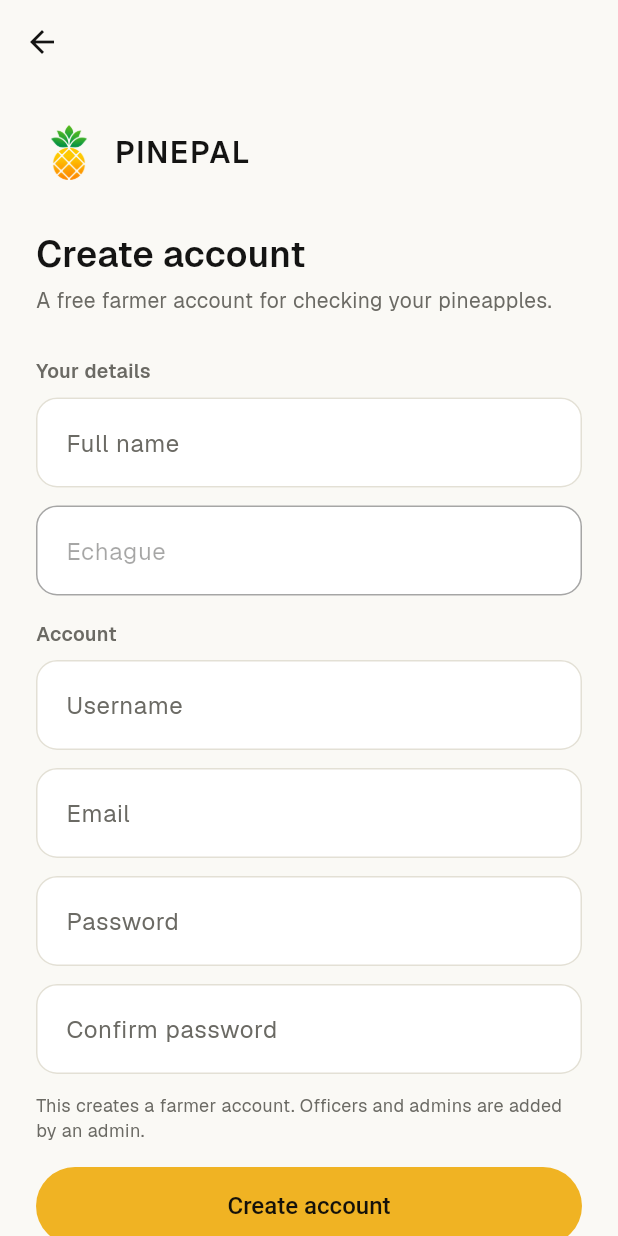
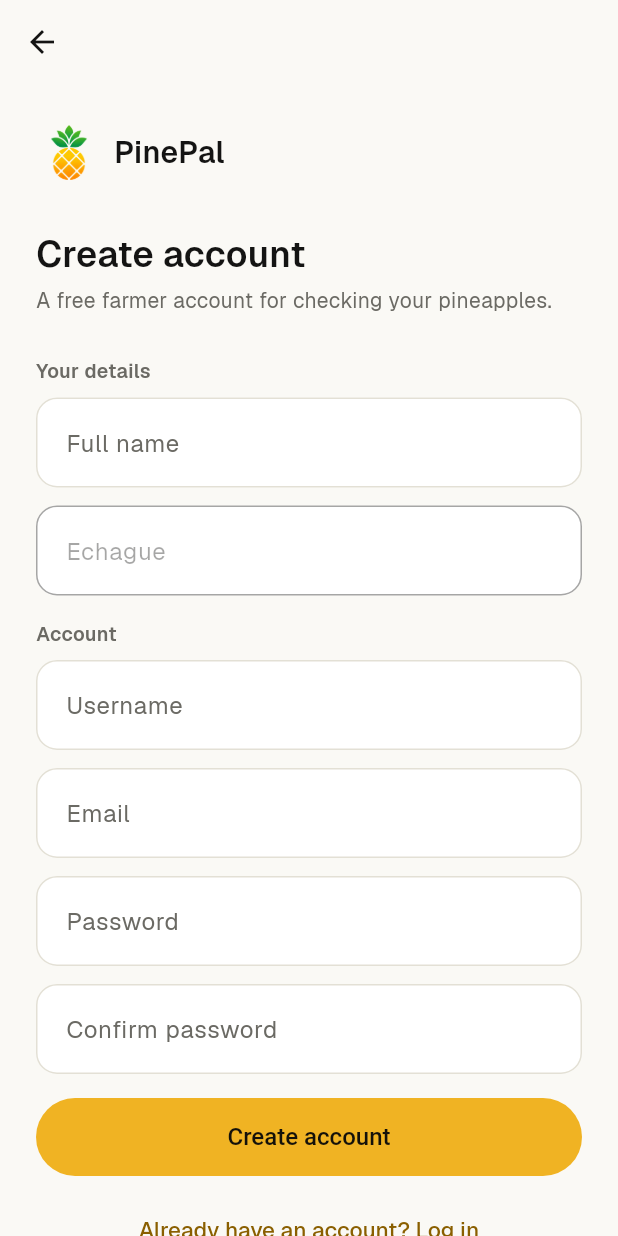
Before and after one commit to ethanbueno/pinepal_mobile, a Flutter app: the RegisterScreen screen opened directly, on a phone screen of 412 x 824 dp. Run offline on Flutter 3.47's test engine with Material 3 defaults, Android fonts, the phone set to English and light mode, and no system bars; our stand-ins replace camera, connectivity_plus, flutter_map, flutter_secure_storage, geolocator, image_picker and 5 more; missing offline and left inert: flutter_litert; accounts and stored records are empty.

Commit message:
Remove sign-up note, use PinePal name
- Remove the "This creates a farmer account..." note from the create
  account screen.
- Show the brand as "PinePal" instead of "PINEPAL" on the sign in,
  create account and home screens, without the wide letter spacing.

Co-Authored-By: Claude Opus 5.5 <noreply@anthropic.com>
Claude-Session: https://claude.ai/code/session_01WpByqTkaeBdkMFWbsdStHt

```diff
--- a/lib/screens/home_screen.dart
+++ b/lib/screens/home_screen.dart
@@ -250,11 +250,10 @@ class _HomeTabState extends State<_HomeTab> {
                     crossAxisAlignment: CrossAxisAlignment.start,
                     children: [
                       const Text(
-                        'PINEPAL',
+                        'PinePal',
                         style: TextStyle(
                           fontSize: 24,
                           fontWeight: FontWeight.w600,
-                          letterSpacing: 1.2,
                           height: 1.1,
                         ),
                       ),
--- a/lib/screens/register_screen.dart
+++ b/lib/screens/register_screen.dart
@@ -183,15 +183,6 @@ class _RegisterScreenState extends State<RegisterScreen> {
                     textInputAction: TextInputAction.done,
                     onSubmitted: (_) => _register(),
                   ),
-                  const SizedBox(height: AppSpacing.md),
-                  Text(
-                    'This creates a farmer account. Officers and admins are '
-                    'added by an admin.',
-                    style: TextStyle(
-                      fontSize: 12,
-                      color: context.colors.textMuted,
-                    ),
-                  ),
                   if (_error != null) ...[
                     const SizedBox(height: AppSpacing.md),
                     AuthError(message: _error!),
--- a/lib/widgets/auth_widgets.dart
+++ b/lib/widgets/auth_widgets.dart
@@ -6,7 +6,7 @@ import '../theme/app_colors.dart';
 // app name, fields with hint text inside the box, round pill buttons and the
 // error box.
 
-// Logo with "PINEPAL" next to it
+// Logo with "PinePal" next to it
 class AuthBrand extends StatelessWidget {
   const AuthBrand({super.key});
 
@@ -17,11 +17,10 @@ class AuthBrand extends StatelessWidget {
         Image.asset('assets/icons/logo.png', width: 44),
         const SizedBox(width: AppSpacing.sm),
         const Text(
-          'PINEPAL',
+          'PinePal',
           style: TextStyle(
             fontSize: 20,
             fontWeight: FontWeight.w600,
-            letterSpacing: 1.2,
           ),
         ),
       ],
```
